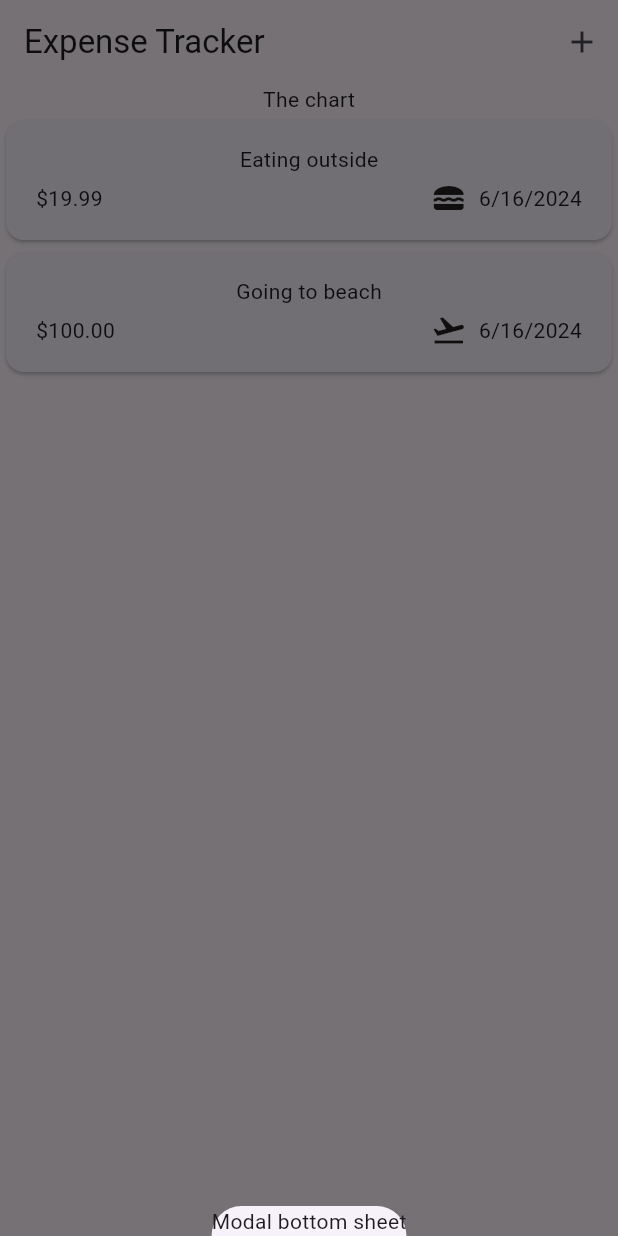
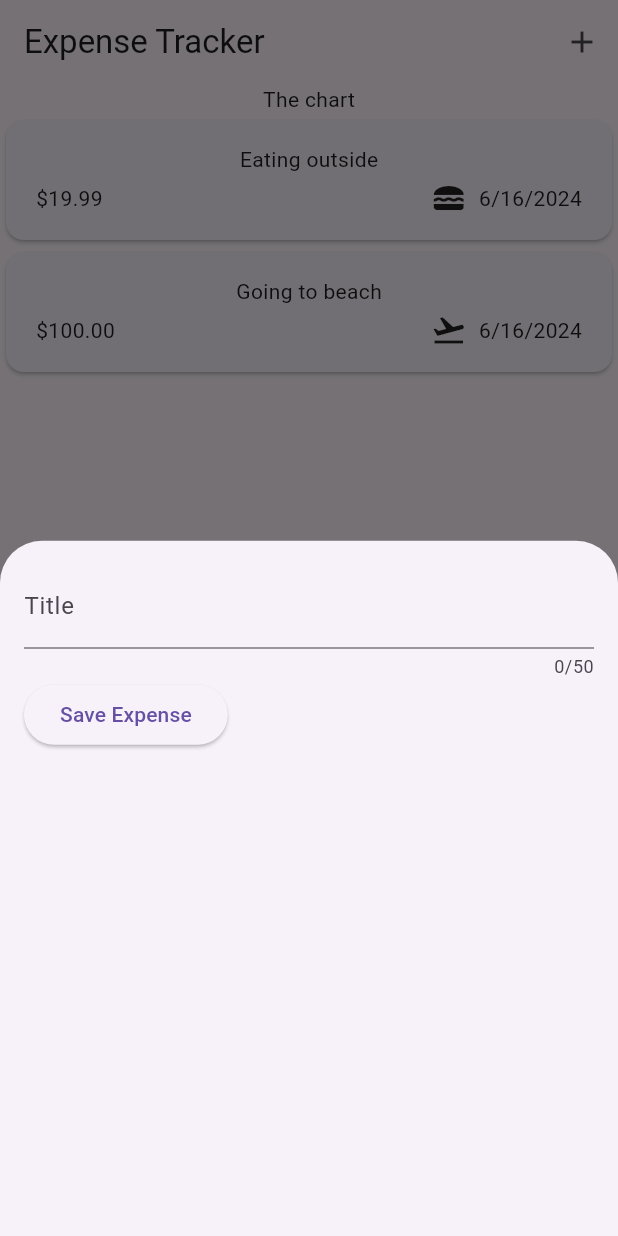
Before and after one commit to itman85/ExpenseTrackerFlutterApp, a Flutter app: the screen it shows after launch, after a tap on the "add" icon, on a phone screen of 412 x 824 dp. Run offline on Flutter 3.47's test engine with Material 3 defaults, Android fonts, the light colour scheme and no system bars.

Commit message:
build stateful widget using TextField, TextEditingController

```diff
--- a/lib/widgets/expenses.dart
+++ b/lib/widgets/expenses.dart
@@ -2,6 +2,7 @@
 import 'package:flutter/material.dart';
 import 'package:expensetrackerflutterapp/models/expense.dart';
 import 'package:flutter/widgets.dart';
+import 'package:expensetrackerflutterapp/widgets/new_expense.dart';
 
 class Expenses extends StatefulWidget {
   const Expenses({super.key});
@@ -29,7 +30,7 @@
     showModalBottomSheet(
         context: context,
         builder: (ctx) {
-          return Text("Modal bottom sheet");
+          return const NewExpense();
         });
   }
 
--- /dev/null
+++ b/lib/widgets/new_expense.dart
@@ -0,0 +1,46 @@
+import 'package:flutter/material.dart';
+
+class NewExpense extends StatefulWidget {
+  const NewExpense({super.key});
+  @override
+  State<NewExpense> createState() {
+    return _NewExpenseState();
+  }
+}
+
+class _NewExpenseState extends State<NewExpense> {
+  final _titleController = TextEditingController();
+
+  @override
+  void dispose() {
+    // TODO: implement dispose
+    _titleController.dispose();
+    super.dispose();
+  }
+
+  @override
+  Widget build(BuildContext context) {
+    return Padding(
+      padding: EdgeInsets.all(16),
+      child: Column(
+        children: [
+          TextField(
+            controller: _titleController,
+            maxLength: 50,
+            keyboardType: TextInputType.text,
+            decoration: InputDecoration(label: Text('Title')),
+          ),
+          Row(
+            children: [
+              ElevatedButton(
+                  onPressed: () {
+                    print(_titleController.text);
+                  },
+                  child: Text('Save Expense'))
+            ],
+          )
+        ],
+      ),
+    );
+  }
+}
```
